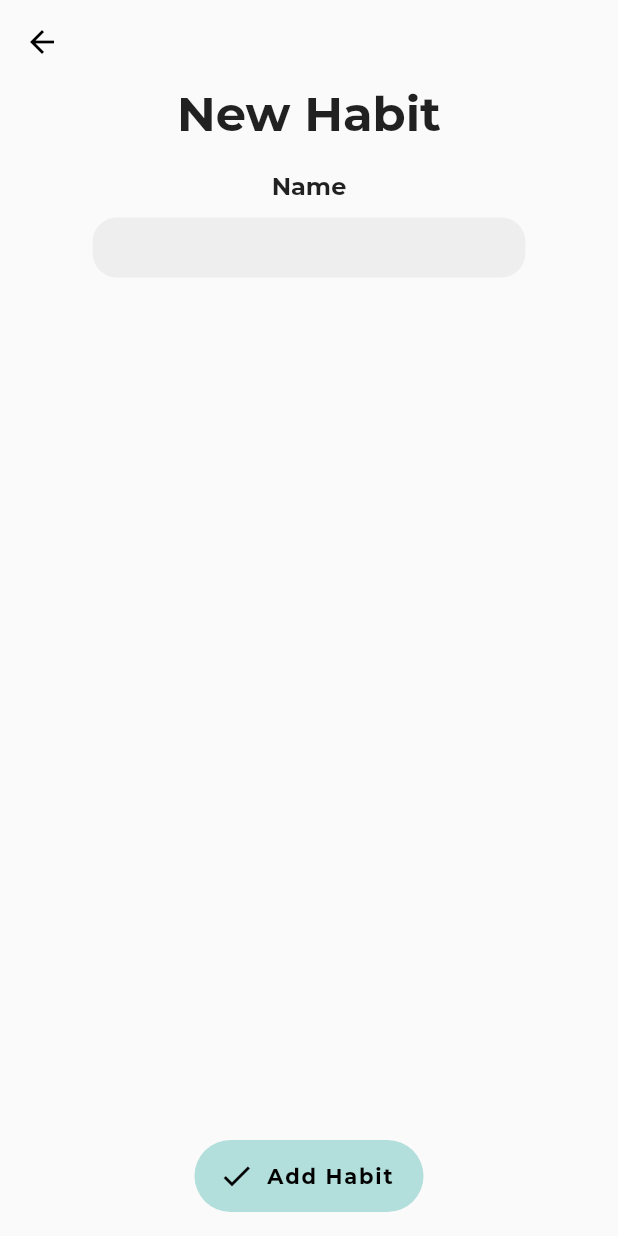
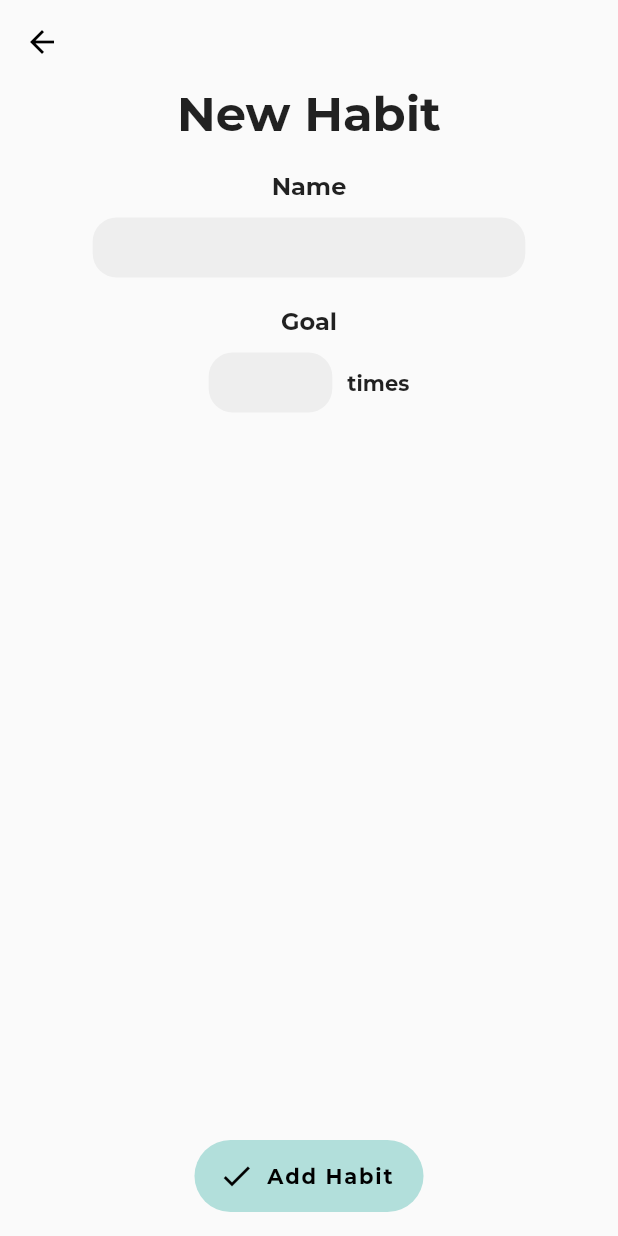
Before and after one commit to kylecustodio/habitualize, a Flutter app: the HabitForm screen opened directly, on a phone screen of 412 x 824 dp. Run offline on Flutter 3.47's test engine with Material 2 defaults, Android fonts, the light colour scheme and no system bars.

Commit message:
add goalCount to habit

```diff
--- a/lib/models/habit.dart
+++ b/lib/models/habit.dart
@@ -1,21 +1,7 @@
-// enum HabitType {
-//   buildHabit,
-//   breakHabit
-// }
-
-// enum GoalType {
-//   simple,
-//   counter,
-// }
-
 class Habit {
   String name;
-  bool isDone = false;
-  // HabitType habitType;
-  // GoalType goalType;
-  // int goalNum;
+  int goalCount;
+  int currentCount = 0;
 
-  // Habit({this.name, this.habitType, this.goalType, this.goalNum});
-  Habit({this.name});
-
+  Habit({this.name, this.goalCount});
 }
--- a/lib/screens/habitForm.dart
+++ b/lib/screens/habitForm.dart
@@ -11,9 +11,7 @@ class _HabitFormState extends State<HabitForm> {
   final _formKey = GlobalKey<FormState>();
 
   String _habitName;
-  // HabitType _habitType = HabitType.buildHabit;
-  // GoalType _goalType = GoalType.simple;
-  // int _goalNum;
+  int _goalCount;
 
   @override
   Widget build(BuildContext context) {
@@ -42,96 +40,39 @@ class _HabitFormState extends State<HabitForm> {
                 ),
               ),
             ),
-            // SizedBox(height: 20),
-            // Center(child: Text('Habit Type', style: TextStyle(fontSize: 16))),
-            // ButtonBar(
-            //   alignment: MainAxisAlignment.center,
-            //   children: [
-            //     FlatButton(
-            //       onPressed: () =>
-            //           setState(() => _habitType = HabitType.buildHabit),
-            //       child: Text('Build'),
-            //       color: _habitType == HabitType.buildHabit
-            //           ? Colors.teal[100]
-            //           : Colors.transparent,
-            //       textColor: Colors.black,
-            //       hoverColor: Colors.teal[100],
-            //       shape: RoundedRectangleBorder(
-            //           borderRadius: BorderRadius.circular(8)),
-            //     ),
-            //     FlatButton(
-            //       onPressed: () =>
-            //           setState(() => _habitType = HabitType.breakHabit),
-            //       child: Text('Break'),
-            //       color: _habitType == HabitType.breakHabit
-            //           ? Colors.red[100]
-            //           : Colors.transparent,
-            //       textColor: Colors.black,
-            //       hoverColor: Colors.red[100],
-            //       shape: RoundedRectangleBorder(
-            //           borderRadius: BorderRadius.circular(8)),
-            //     ),
-            //   ],
-            // ),
-            // SizedBox(height: 20),
-            // Center(child: Text('Goal Type', style: TextStyle(fontSize: 16))),
-            // ButtonBar(
-            //   alignment: MainAxisAlignment.center,
-            //   children: [
-            //     FlatButton(
-            //       onPressed: () => setState(() => _goalType = GoalType.simple),
-            //       child: Text('Simple'),
-            //       color: _goalType == GoalType.simple
-            //           ? Colors.teal[100]
-            //           : Colors.transparent,
-            //       textColor: Colors.black,
-            //       hoverColor: Colors.teal[100],
-            //       shape: RoundedRectangleBorder(
-            //           borderRadius: BorderRadius.circular(8)),
-            //     ),
-            //     FlatButton(
-            //       onPressed: () => setState(() => _goalType = GoalType.counter),
-            //       child: Text('Counter'),
-            //       color: _goalType == GoalType.counter
-            //           ? Colors.teal[100]
-            //           : Colors.transparent,
-            //       textColor: Colors.black,
-            //       hoverColor: Colors.teal[100],
-            //       shape: RoundedRectangleBorder(
-            //           borderRadius: BorderRadius.circular(8)),
-            //     ),
-            //   ],
-            // ),
-            // SizedBox(height: 20),
-            // Visibility(
-            //   visible: _goalType == GoalType.counter,
-            //   child: Column(
-            //     children: [
-            //       Text('Goal', style: TextStyle(fontSize: 16)),
-            //       SizedBox(height: 10),
-            //       Row(
-            //         mainAxisAlignment: MainAxisAlignment.center,
-            //         children: [
-            //           Container(
-            //             width: MediaQuery.of(context).size.width * 0.15,
-            //             child: TextFormField(
-            //               onChanged: (text) => _goalNum = int.parse(text),
-            //               textAlign: TextAlign.center,
-            //               keyboardType: TextInputType.number,
-            //               inputFormatters: <TextInputFormatter>[
-            //                 FilteringTextInputFormatter.digitsOnly
-            //               ],
-            //             ),
-            //           ),
-            //           SizedBox(
-            //             width: 10,
-            //           ),
-            //           Text('times', style: TextStyle(fontSize: 14)),
-            //         ],
-            //       )
-            //     ],
-            //   ),
-            // )
+            SizedBox(height: 20),
+            Column(
+              children: [
+                Text('Goal', style: TextStyle(fontSize: 16)),
+                SizedBox(height: 10),
+                Row(
+                  mainAxisAlignment: MainAxisAlignment.center,
+                  children: [
+                    Container(
+                      width: MediaQuery.of(context).size.width * 0.2,
+                      child: TextFormField(
+                        onChanged: (text) => _goalCount = int.parse(text),
+                        validator: (value) {
+                          if (value.isEmpty) {
+                            return 'Cannot be empty';
+                          }
+                          return null;
+                        },
+                        textAlign: TextAlign.center,
+                        keyboardType: TextInputType.number,
+                        inputFormatters: <TextInputFormatter>[
+                          FilteringTextInputFormatter.digitsOnly
+                        ],
+                      ),
+                    ),
+                    SizedBox(
+                      width: 10,
+                    ),
+                    Text('times', style: TextStyle(fontSize: 14)),
+                  ],
+                )
+              ],
+            )
           ],
         ),
       ),
@@ -149,9 +90,7 @@ class _HabitFormState extends State<HabitForm> {
             // Save Habit
             Navigator.of(context).pop(Habit(
               name: _habitName,
-              // habitType: _habitType,
-              // goalType: _goalType,
-              // goalNum: _goalType == GoalType.counter ? _goalNum : 1,
+              goalCount: _goalCount,
             ));
           }
         },
--- a/lib/widgets/rowBuilder.dart
+++ b/lib/widgets/rowBuilder.dart
@@ -28,7 +28,7 @@ class _RowBuilderState extends State<RowBuilder> {
           alignment: Alignment.centerLeft,
           children: [
             HabitProgress(
-              progress: widget.habit.isDone ? 1.0 : 0.0,
+              progress: widget.habit.currentCount / widget.habit.goalCount,
             ),
             Padding(
               padding: const EdgeInsets.only(left: 16.0),
```
Also changed, not shown: lib/screens/habitView.dart (added, +48 -0 lines).
